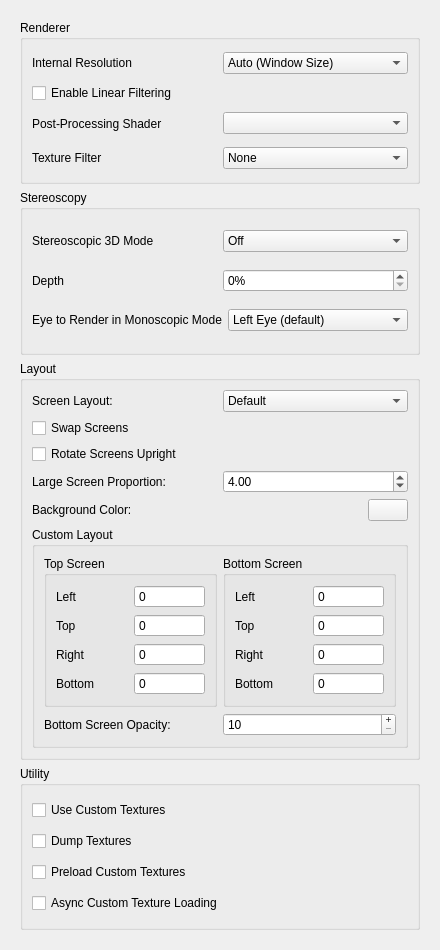
Before: the Qt Designer form src/citra_qt/configuration/configure_enhancements.ui in rtiangha/Citra-Enhanced, drawn with Qt 5.
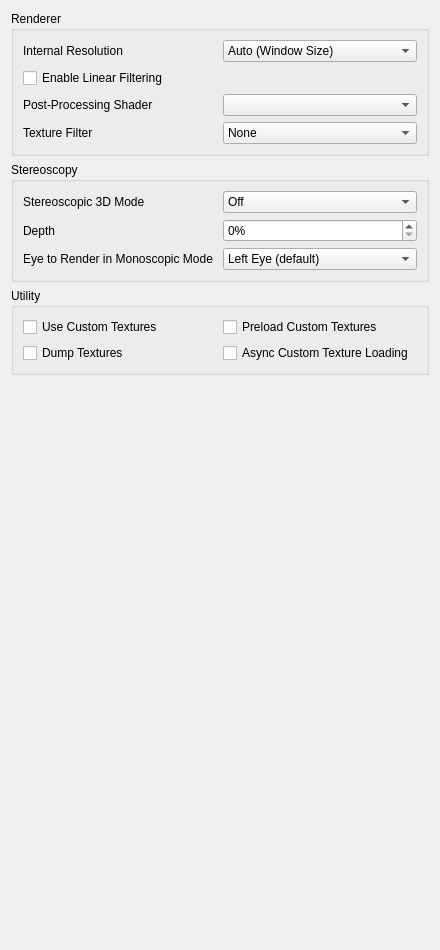
After: the same form once the commit is applied.

Commit message:
PC: Improve layout stuff
now they have a dedicated space as well.

The edit to the form file:
```diff
--- a/src/citra_qt/configuration/configure_enhancements.ui
+++ b/src/citra_qt/configuration/configure_enhancements.ui
@@ -19,40 +19,13 @@
   <property name="windowTitle">
    <string>Form</string>
   </property>
-  <layout class="QVBoxLayout" name="verticalLayout">
-   <item>
-    <widget class="QScrollArea" name="scrollArea">
-     <property name="minimumSize">
-      <size>
-       <width>0</width>
-       <height>480</height>
-      </size>
-     </property>
-     <property name="frameShape">
-      <enum>QFrame::NoFrame</enum>
-     </property>
-     <property name="lineWidth">
-      <number>1</number>
-     </property>
-     <property name="widgetResizable">
-      <bool>true</bool>
-     </property>
-     <widget class="QWidget" name="scrollAreaWidgetContents">
-      <property name="geometry">
-       <rect>
-        <x>0</x>
-        <y>0</y>
-        <width>422</width>
-        <height>932</height>
-       </rect>
-      </property>
       <layout class="QVBoxLayout" name="verticalLayout_2">
        <item>
         <widget class="QGroupBox" name="rendererBox">
          <property name="title">
           <string>Renderer</string>
          </property>
-         <layout class="QVBoxLayout" name="verticalLayout_6">
+     <layout class="QVBoxLayout" name="verticalLayout_3">
           <item>
            <widget class="QWidget" name="widget_resolution" native="true">
             <layout class="QHBoxLayout" name="horizontalLayout">
@@ -146,7 +119,7 @@
           </item>
           <item>
            <widget class="QWidget" name="widget_shader" native="true">
-            <layout class="QHBoxLayout" name="horizontalLayout_11">
+        <layout class="QHBoxLayout" name="horizontalLayout_2">
              <property name="leftMargin">
               <number>0</number>
              </property>
@@ -241,7 +214,7 @@
          </property>
          <layout class="QVBoxLayout" name="verticalLayout_4">
           <item>
-           <layout class="QHBoxLayout" name="horizontalLayout_5">
+       <layout class="QHBoxLayout" name="horizontalLayout_4">
             <item>
              <widget class="QLabel" name="label_4">
               <property name="text">
@@ -281,7 +254,7 @@
            </layout>
           </item>
           <item>
-           <layout class="QHBoxLayout" name="horizontalLayout_7">
+       <layout class="QHBoxLayout" name="horizontalLayout_5">
             <item>
              <widget class="QLabel" name="label_3">
               <property name="text">
@@ -335,371 +308,13 @@
          </layout>
         </widget>
        </item>
-       <item>
-        <widget class="QGroupBox" name="layout_group">
-         <property name="title">
-          <string>Layout</string>
-         </property>
-         <layout class="QVBoxLayout" name="verticalLayout_3">
-          <item>
-           <widget class="QWidget" name="widget_layout" native="true">
-            <layout class="QHBoxLayout" name="screen_layout_group">
-             <property name="leftMargin">
-              <number>0</number>
-             </property>
-             <property name="topMargin">
-              <number>0</number>
-             </property>
-             <property name="rightMargin">
-              <number>0</number>
-             </property>
-             <property name="bottomMargin">
-              <number>0</number>
-             </property>
-             <item>
-              <widget class="QLabel" name="layout_label">
-               <property name="text">
-                <string>Screen Layout:</string>
-               </property>
-              </widget>
-             </item>
-             <item>
-              <widget class="QComboBox" name="layout_combobox">
-               <item>
-                <property name="text">
-                 <string>Default</string>
-                </property>
-               </item>
-               <item>
-                <property name="text">
-                 <string>Single Screen</string>
-                </property>
-               </item>
-               <item>
-                <property name="text">
-                 <string>Large Screen</string>
-                </property>
-               </item>
-               <item>
-                <property name="text">
-                 <string>Side by Side</string>
-                </property>
-               </item>
-               <item>
-                <property name="text">
-                 <string>Separate Windows</string>
-                </property>
-               </item>
-               <item>
-                <property name="text">
-                 <string>Custom Layout</string>
-                </property>
-               </item>
-              </widget>
-             </item>
-            </layout>
-           </widget>
-          </item>
-          <item>
-           <widget class="QCheckBox" name="toggle_swap_screen">
-            <property name="text">
-             <string>Swap Screens</string>
-            </property>
-           </widget>
-          </item>
-          <item>
-           <widget class="QCheckBox" name="toggle_upright_screen">
-            <property name="text">
-             <string>Rotate Screens Upright</string>
-            </property>
-           </widget>
-          </item>
-          <item>
-           <widget class="QWidget" name="widget" native="true">
-            <layout class="QHBoxLayout" name="proportion_layout">
-             <property name="leftMargin">
-              <number>0</number>
-             </property>
-             <property name="topMargin">
-              <number>0</number>
-             </property>
-             <property name="rightMargin">
-              <number>0</number>
-             </property>
-             <property name="bottomMargin">
-              <number>0</number>
-             </property>
-             <item>
-              <widget class="QLabel" name="label_3">
-               <property name="text">
-                <string>Large Screen Proportion:</string>
-               </property>
-              </widget>
-             </item>
-             <item>
-              <widget class="QDoubleSpinBox" name="large_screen_proportion">
-               <property name="minimum">
-                <double>1.000000000000000</double>
-               </property>
-               <property name="maximum">
-                <double>16.000000000000000</double>
-               </property>
-               <property name="value">
-                <double>4.000000000000000</double>
-               </property>
-              </widget>
-             </item>
-            </layout>
-           </widget>
-          </item>
-          <item>
-           <widget class="QWidget" name="bg_color_group" native="true">
-            <layout class="QHBoxLayout" name="bg_color_group_2">
-             <property name="leftMargin">
-              <number>0</number>
-             </property>
-             <property name="topMargin">
-              <number>0</number>
-             </property>
-             <property name="rightMargin">
-              <number>0</number>
-             </property>
-             <property name="bottomMargin">
-              <number>0</number>
-             </property>
-             <item>
-              <widget class="QLabel" name="bg_label">
-               <property name="text">
-                <string>Background Color:</string>
-               </property>
-              </widget>
-             </item>
-             <item>
-              <widget class="QPushButton" name="bg_button">
-               <property name="maximumSize">
-                <size>
-                 <width>40</width>
-                 <height>16777215</height>
-                </size>
-               </property>
-              </widget>
-             </item>
-            </layout>
-           </widget>
-          </item>
-          <item>
-           <widget class="QGroupBox" name="custom_layout_group">
-            <property name="minimumSize">
-             <size>
-              <width>0</width>
-              <height>0</height>
-             </size>
-            </property>
-            <property name="title">
-             <string>Custom Layout</string>
-            </property>
-            <layout class="QVBoxLayout" name="verticalLayout_5">
-             <item>
-              <layout class="QHBoxLayout" name="horizontalLayout_4">
-               <item>
-                <widget class="QGroupBox" name="gb_top_screen">
-                 <property name="title">
-                  <string>Top Screen</string>
-                 </property>
-                 <layout class="QGridLayout" name="gridLayout_2">
-                  <item row="0" column="0">
-                   <widget class="QLabel" name="lb_top_left">
-                    <property name="text">
-                     <string>Left</string>
-                    </property>
-                   </widget>
-                  </item>
-                  <item row="0" column="1">
-                   <widget class="QSpinBox" name="custom_top_left">
-                    <property name="buttonSymbols">
-                     <enum>QAbstractSpinBox::NoButtons</enum>
-                    </property>
-                    <property name="maximum">
-                     <number>2147483647</number>
-                    </property>
-                   </widget>
-                  </item>
-                  <item row="1" column="0">
-                   <widget class="QLabel" name="lb_top_top">
-                    <property name="text">
-                     <string>Top</string>
-                    </property>
-                   </widget>
-                  </item>
-                  <item row="1" column="1">
-                   <widget class="QSpinBox" name="custom_top_top">
-                    <property name="buttonSymbols">
-                     <enum>QAbstractSpinBox::NoButtons</enum>
-                    </property>
-                    <property name="maximum">
-                     <number>2147483647</number>
-                    </property>
-                   </widget>
-                  </item>
-                  <item row="2" column="0">
-                   <widget class="QLabel" name="lb_top_right">
-                    <property name="text">
-                     <string>Right</string>
-                    </property>
-                   </widget>
-                  </item>
-                  <item row="2" column="1">
-                   <widget class="QSpinBox" name="custom_top_right">
-                    <property name="buttonSymbols">
-                     <enum>QAbstractSpinBox::NoButtons</enum>
-                    </property>
-                    <property name="maximum">
-                     <number>2147483647</number>
-                    </property>
-                   </widget>
-                  </item>
-                  <item row="3" column="0">
-                   <widget class="QLabel" name="lb_top_bottom">
-                    <property name="text">
-                     <string>Bottom</string>
-                    </property>
-                   </widget>
-                  </item>
-                  <item row="3" column="1">
-                   <widget class="QSpinBox" name="custom_top_bottom">
-                    <property name="buttonSymbols">
-                     <enum>QAbstractSpinBox::NoButtons</enum>
-                    </property>
-                    <property name="maximum">
-                     <number>2147483647</number>
-                    </property>
-                   </widget>
-                  </item>
-                 </layout>
-                </widget>
-               </item>
-               <item>
-                <widget class="QGroupBox" name="gb_bottom_screen">
-                 <property name="minimumSize">
-                  <size>
-                   <width>0</width>
-                   <height>0</height>
-                  </size>
-                 </property>
-                 <property name="title">
-                  <string>Bottom Screen</string>
-                 </property>
-                 <layout class="QGridLayout" name="gridLayout">
-                  <item row="0" column="0">
-                   <widget class="QLabel" name="lb_bottom_left">
-                    <property name="text">
-                     <string>Left</string>
-                    </property>
-                   </widget>
-                  </item>
-                  <item row="0" column="1">
-                   <widget class="QSpinBox" name="custom_bottom_left">
-                    <property name="buttonSymbols">
-                     <enum>QAbstractSpinBox::NoButtons</enum>
-                    </property>
-                    <property name="maximum">
-                     <number>2147483647</number>
-                    </property>
-                   </widget>
-                  </item>
-                  <item row="1" column="0">
-                   <widget class="QLabel" name="lb_bottom_top">
-                    <property name="text">
-                     <string>Top</string>
-                    </property>
-                   </widget>
-                  </item>
-                  <item row="1" column="1">
-                   <widget class="QSpinBox" name="custom_bottom_top">
-                    <property name="buttonSymbols">
-                     <enum>QAbstractSpinBox::NoButtons</enum>
-                    </property>
-                    <property name="maximum">
-                     <number>2147483647</number>
-                    </property>
-                   </widget>
-                  </item>
-                  <item row="2" column="0">
-                   <widget class="QLabel" name="lb_bottom_right">
-                    <property name="text">
-                     <string>Right</string>
-                    </property>
-                   </widget>
-                  </item>
-                  <item row="2" column="1">
-                   <widget class="QSpinBox" name="custom_bottom_right">
-                    <property name="buttonSymbols">
-                     <enum>QAbstractSpinBox::NoButtons</enum>
-                    </property>
-                    <property name="maximum">
-                     <number>2147483647</number>
-                    </property>
-                   </widget>
-                  </item>
-                  <item row="3" column="0">
-                   <widget class="QLabel" name="lb_bottom_bottom">
-                    <property name="text">
-                     <string>Bottom</string>
-                    </property>
-                   </widget>
-                  </item>
-                  <item row="3" column="1">
-                   <widget class="QSpinBox" name="custom_bottom_bottom">
-                    <property name="buttonSymbols">
-                     <enum>QAbstractSpinBox::NoButtons</enum>
-                    </property>
-                    <property name="maximum">
-                     <number>2147483647</number>
-                    </property>
-                   </widget>
-                  </item>
-                 </layout>
-                </widget>
-               </item>
-              </layout>
-             </item>
-             <item>
-              <layout class="QHBoxLayout" name="horizontalLayout_2">
-               <item>
-                <widget class="QLabel" name="lb_opacity_second_layer">
-                 <property name="text">
-                  <string>Bottom Screen Opacity:</string>
-                 </property>
-                </widget>
-               </item>
-               <item>
-                <widget class="QSpinBox" name="custom_second_layer_opacity">
-                 <property name="buttonSymbols">
-                  <enum>QAbstractSpinBox::PlusMinus</enum>
-                 </property>
-                 <property name="minimum">
-                  <number>10</number>
-                 </property>
-                 <property name="maximum">
-                  <number>100</number>
-                 </property>
-                </widget>
-               </item>
-              </layout>
-             </item>
-            </layout>
-           </widget>
-          </item>
-         </layout>
-        </widget>
-       </item>
        <item>
         <widget class="QGroupBox" name="utilityBox">
          <property name="title">
           <string>Utility</string>
          </property>
-         <layout class="QVBoxLayout" name="verticalLayout_8">
-          <item>
+     <layout class="QGridLayout" name="gridLayout_1">
+      <item row="1" column="0">
            <widget class="QCheckBox" name="toggle_custom_textures">
             <property name="toolTip">
              <string>&lt;html&gt;&lt;head/&gt;&lt;body&gt;&lt;p&gt;Replace textures with PNG files.&lt;/p&gt;&lt;p&gt;Textures are loaded from load/textures/[Title ID]/.&lt;/p&gt;&lt;/body&gt;&lt;/html&gt;</string>
@@ -709,7 +324,7 @@
             </property>
            </widget>
           </item>
-          <item>
+      <item row="2" column="0">
            <widget class="QCheckBox" name="toggle_dump_textures">
             <property name="toolTip">
              <string>&lt;html&gt;&lt;head/&gt;&lt;body&gt;&lt;p&gt;Dump textures to PNG files.&lt;/p&gt;&lt;p&gt;Textures are dumped to dump/textures/[Title ID]/.&lt;/p&gt;&lt;/body&gt;&lt;/html&gt;</string>
@@ -719,7 +334,7 @@
             </property>
            </widget>
           </item>
-          <item>
+      <item row="1" column="1">
            <widget class="QCheckBox" name="toggle_preload_textures">
             <property name="toolTip">
              <string>&lt;html&gt;&lt;head/&gt;&lt;body&gt;&lt;p&gt;Load all custom textures into memory on boot, instead of loading them when the game requires them.&lt;/p&gt;&lt;/body&gt;&lt;/html&gt;</string>
@@ -729,7 +344,7 @@
             </property>
            </widget>
           </item>
-          <item>
+      <item row="2" column="1">
            <widget class="QCheckBox" name="toggle_async_custom_loading">
             <property name="toolTip">
              <string>&lt;html&gt;&lt;head/&gt;&lt;body&gt;&lt;p&gt;Load custom textures asynchronously with background threads to reduce loading stutter&lt;/p&gt;&lt;/body&gt;&lt;/html&gt;</string>
@@ -742,9 +357,18 @@
          </layout>
         </widget>
        </item>
-      </layout>
-     </widget>
-    </widget>
+   <item>
+    <spacer name="verticalSpacer">
+     <property name="orientation">
+      <enum>Qt::Vertical</enum>
+     </property>
+     <property name="sizeHint" stdset="0">
+      <size>
+       <width>20</width>
+       <height>270</height>
+      </size>
+     </property>
+    </spacer>
    </item>
   </layout>
  </widget>
```
Left out of the diff: 9 changed lines with no effect on the pictures. Lines whose indentation alone changed are shown as unchanged. The commit also changes 20 other files.
